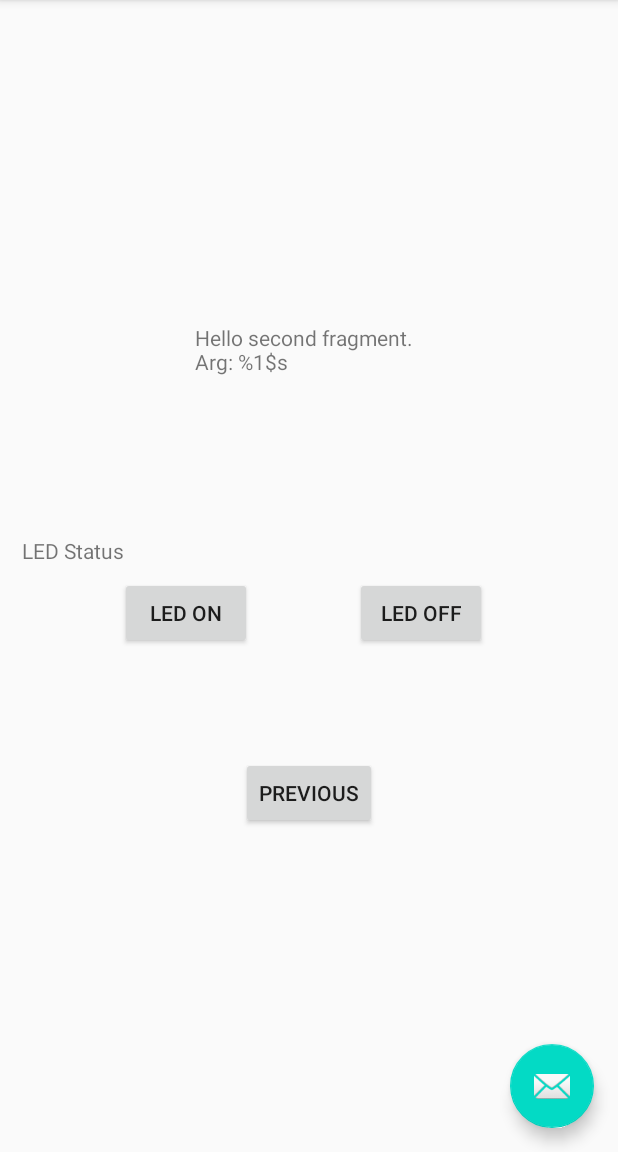
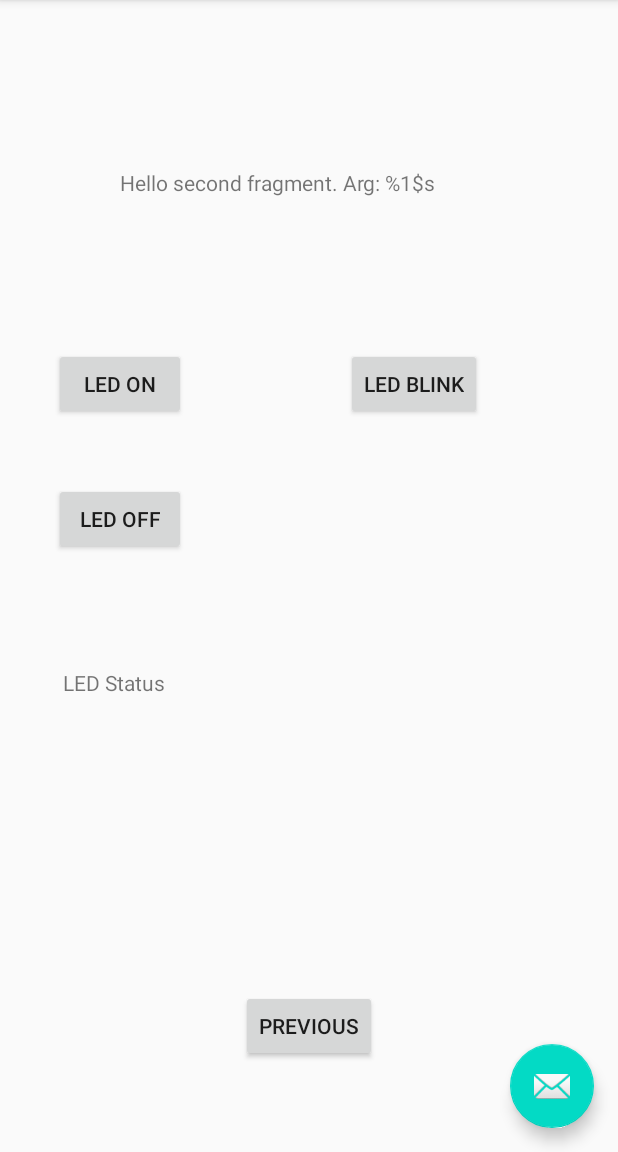
Before and after one commit to RichardChambers/dragonboard_410c, an Android app: the SecondFragment screen opened through its navigation route, on a phone screen of 412 x 824 dp, the part 84-1236 px from its top. Run offline under Robolectric (Android 15) with nearby library versions, the phone set to English and light mode, and no system bars; 3 statements that could not run were skipped.

Commit message:
New version working on LED blinking.
We have introduced a new file with a new class that implements a thread for blinking an LED. For this initial test, we have hard coded the rhythm and
the LED will blink only a few times with that rhythm of on and off.

We have modified the layout to better align buttons with the text area for messages in the Second Fragment. And we have added a new button to start
the LED blink thread along with a button listener to start the thread when the button is pressed.

We are still working on the GPS facility. A forum post found mentioned that the GPS may need an external antenna and be out of doors to properly find a
GPS satellite.

```diff
--- a/Android_01/app/src/main/java/com/example/myapplication/SecondFragment.kt
+++ b/Android_01/app/src/main/java/com/example/myapplication/SecondFragment.kt
@@ -45,7 +45,7 @@ class SecondFragment : Fragment() {
 
         view.findViewById<Button>(R.id.button_led_off).setOnClickListener {
             val gpioProcessor =  GpioProcessor()
-            // Get reference of GPIO27.
+            // Get reference of GPIO23.
             val gpioPin23 = gpioProcessor.pin23
 
             // Set GPIO23 as output.
@@ -56,7 +56,7 @@ class SecondFragment : Fragment() {
 
         view.findViewById<Button>(R.id.button_led_on).setOnClickListener {
             val gpioProcessor =  GpioProcessor()
-            // Get reference of GPIO27.
+            // Get reference of GPIO23.
             val gpioPin23 = gpioProcessor.pin23
 
             // Set GPIO23 as output.
@@ -65,5 +65,11 @@ class SecondFragment : Fragment() {
             txtScroll.append("LED On\n")
         }
 
+        view.findViewById<Button>(R.id.button_led_blink).setOnClickListener {
+            val myBlinkThread = led_thread()
+            myBlinkThread.start()
+            txtScroll.append("LED begin blink\n")
+        }
+
     }
 }
--- /dev/null
+++ b/Android_01/app/src/main/java/com/example/myapplication/led_thread.kt
@@ -0,0 +1,26 @@
+package com.example.myapplication
+
+class led_thread : Thread () {
+    override fun run() {
+        super.run()
+
+        val gpioProcessor =  GpioProcessor()
+
+        // Get reference of GPIO23.
+        val gpioPin23 = gpioProcessor.pin23
+
+        // Set GPIO23 as output and initialize its state to off.
+        gpioPin23.pinOut()
+        gpioPin23.pinLow()    // drive pin low to initially turn off LED.
+
+        Thread.sleep(1000)     // pause for a moment before we begin.
+
+        // now begin our sequence of LED on/off
+        for (i in 0 until 10) {
+            gpioPin23.pinHigh()    // drive pin high to turn on LED
+            Thread.sleep(300)
+            gpioPin23.pinLow()    // drive pin low to turn off LED.
+            Thread.sleep(300)
+        }
+    }
+}
--- a/Android_01/app/src/main/res/layout/fragment_second.xml
+++ b/Android_01/app/src/main/res/layout/fragment_second.xml
@@ -8,10 +8,10 @@
 
     <TextView
         android:id="@+id/textview_second"
-        android:layout_width="152dp"
-        android:layout_height="74dp"
+        android:layout_width="252dp"
+        android:layout_height="68dp"
+        android:layout_marginTop="112dp"
         android:text="@string/hello_second_fragment"
-        app:layout_constraintBottom_toTopOf="@id/button_second"
         app:layout_constraintEnd_toEndOf="parent"
         app:layout_constraintStart_toStartOf="parent"
         app:layout_constraintTop_toTopOf="parent" />
@@ -20,50 +20,63 @@
         android:id="@+id/button_second"
         android:layout_width="wrap_content"
         android:layout_height="wrap_content"
+        android:layout_marginBottom="60dp"
         android:text="@string/previous"
         app:layout_constraintBottom_toBottomOf="parent"
         app:layout_constraintEnd_toEndOf="parent"
         app:layout_constraintStart_toStartOf="parent"
-        app:layout_constraintTop_toBottomOf="@id/textview_second" />
+        app:layout_constraintTop_toBottomOf="@+id/scrollLedStatus"
+        app:layout_constraintVertical_bias="1.0" />
 
     <Button
         android:id="@+id/button_led_on"
         android:layout_width="wrap_content"
         android:layout_height="wrap_content"
-        android:layout_marginStart="80dp"
-        android:layout_marginBottom="72dp"
+        android:layout_marginStart="36dp"
+        android:layout_marginBottom="24dp"
         android:text="LED On"
-        app:layout_constraintBottom_toTopOf="@+id/button_second"
-        app:layout_constraintStart_toStartOf="parent" />
+        app:layout_constraintBottom_toTopOf="@+id/button_led_off"
+        app:layout_constraintStart_toStartOf="parent"
+        app:layout_constraintTop_toBottomOf="@+id/textview_second"
+        app:layout_constraintVertical_bias="0.742" />
 
     <Button
         android:id="@+id/button_led_off"
         android:layout_width="wrap_content"
         android:layout_height="wrap_content"
-        android:layout_marginStart="64dp"
+        android:layout_marginStart="36dp"
         android:layout_marginBottom="72dp"
         android:text="LED Off"
-        app:layout_constraintBottom_toTopOf="@+id/button_second"
+        app:layout_constraintBottom_toTopOf="@+id/scrollLedStatus"
+        app:layout_constraintStart_toStartOf="parent" />
+
+    <Button
+        android:id="@+id/button_led_blink"
+        android:layout_width="wrap_content"
+        android:layout_height="wrap_content"
+        android:layout_marginStart="88dp"
+        android:layout_marginTop="52dp"
+        android:text="LED Blink"
         app:layout_constraintEnd_toEndOf="parent"
-        app:layout_constraintHorizontal_bias="0.05"
-        app:layout_constraintStart_toEndOf="@+id/button_led_on" />
+        app:layout_constraintHorizontal_bias="0.17"
+        app:layout_constraintStart_toEndOf="@+id/button_led_on"
+        app:layout_constraintTop_toBottomOf="@+id/textview_second" />
 
     <ScrollView
         android:id="@+id/scrollLedStatus"
-        android:layout_width="332dp"
-        android:layout_height="87dp"
-        android:layout_marginStart="8dp"
-        android:layout_marginTop="254dp"
-        android:layout_marginBottom="227dp"
-        app:layout_constraintBottom_toBottomOf="parent"
+        android:layout_width="341dp"
+        android:layout_height="124dp"
+        android:layout_marginTop="262dp"
+        app:layout_constraintEnd_toEndOf="parent"
         app:layout_constraintStart_toStartOf="parent"
-        app:layout_constraintTop_toTopOf="parent">
+        app:layout_constraintTop_toBottomOf="@+id/textview_second">
 
         <TextView
             android:id="@+id/LedStatus"
             android:layout_width="wrap_content"
             android:layout_height="wrap_content"
             android:padding="3dip"
-            android:text=" LED Status " />
+            android:text=" LED Status\n" />
     </ScrollView>
+
 </androidx.constraintlayout.widget.ConstraintLayout>
```
